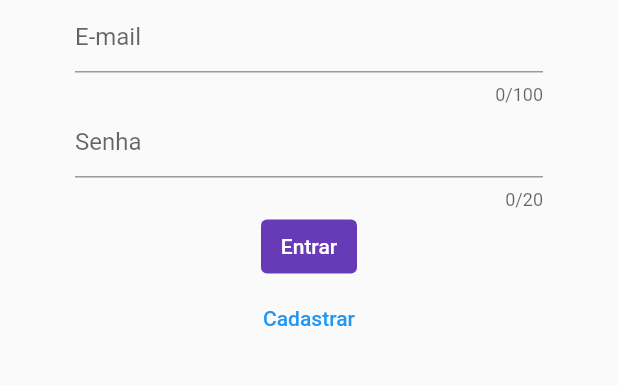
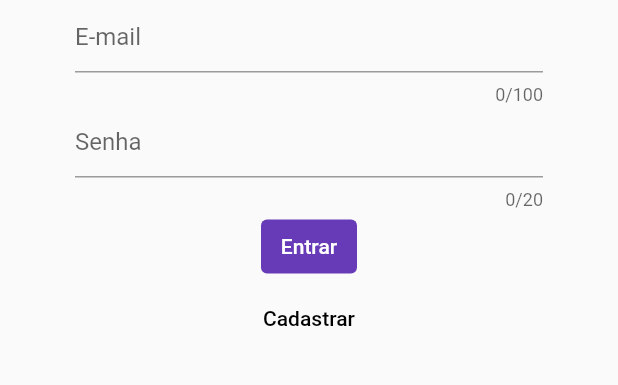
Before and after one commit to splhead/eventApp, a Flutter app: the screen it shows after launch, on a phone screen of 412 x 824 dp, the part 359-744 px from its top. Run offline on Flutter 3.47's test engine with Material 2 defaults, Android fonts, the phone set to English and light mode, and no system bars; our stand-ins replace cloud_firestore, firebase_auth, firebase_core, firebase_database; accounts and stored records are empty.

```diff
--- a/event_app/lib/main.dart
+++ b/event_app/lib/main.dart
@@ -2,5 +2,6 @@ import 'package:event_app/view/event_app.dart';
 import 'package:flutter/material.dart';
 
 void main() {
+  WidgetsFlutterBinding.ensureInitialized();
   runApp(EventApp());
 }
--- a/event_app/lib/model/activity.dart
+++ b/event_app/lib/model/activity.dart
@@ -1,7 +1,7 @@
 import 'package:firebase_database/firebase_database.dart';
 
 class Activity {
-  late String key;
+  String? key;
   late String title;
   late String speaker;
   late String schedule;
--- a/event_app/lib/model/user.dart
+++ b/event_app/lib/model/user.dart
@@ -1,7 +1,9 @@
 import 'package:firebase_database/firebase_database.dart';
+// mudei o nome da classe para não dar conflito com o do firebase
+// não consegui fazer um alias
 
 class MyUser {
-  late String key;
+  String? key;
   late String name;
   late String email;
   late String password;
--- a/event_app/lib/view/event_app.dart
+++ b/event_app/lib/view/event_app.dart
@@ -1,14 +1,36 @@
+import 'dart:developer';
+
 import 'package:event_app/view/login_screen.dart';
+import 'package:event_app/view/splash_screen.dart';
+import 'package:firebase_core/firebase_core.dart';
 import 'package:flutter/material.dart';
 
-class EventApp extends StatelessWidget {
+class EventApp extends StatefulWidget {
   const EventApp({Key? key}) : super(key: key);
 
   @override
+  _EventAppState createState() => _EventAppState();
+}
+
+class _EventAppState extends State<EventApp> {
+  final Future<FirebaseApp> _initialization = Firebase.initializeApp();
+
+  @override
   Widget build(BuildContext context) {
-    return MaterialApp(
-      title: "Nosso evento",
-      home: LoginScreen()
-    );
+    return FutureBuilder(
+        future: _initialization,
+        builder: (context, snapshot) {
+          if (snapshot.hasError) {
+            log('Erro ao inicializar firebase');
+          }
+
+          if (snapshot.connectionState == ConnectionState.done) {
+            return MaterialApp(
+              title: "Nosso Evento",
+              home: LoginScreen(),
+            );
+          }
+          return SplashScreen();
+        });
   }
 }
--- a/event_app/lib/view/login_screen.dart
+++ b/event_app/lib/view/login_screen.dart
@@ -80,6 +80,7 @@ class _LoginScreenState extends State<LoginScreen> {
                     },
                     child: Text(
                       'Cadastrar',
+                      style: TextStyle(color: Colors.black),
                     ),
                   )),
                 ],
--- /dev/null
+++ b/event_app/lib/view/splash_screen.dart
@@ -0,0 +1,26 @@
+import 'package:flutter/material.dart';
+
+class SplashScreen extends StatelessWidget {
+  const SplashScreen({Key? key}) : super(key: key);
+
+  @override
+  Widget build(BuildContext context) {
+    return MaterialApp(
+          home: SafeArea(
+            child: Container(
+              child: Column(
+                children: [
+                  Flexible(
+                      flex: 1,
+                      child: Image.asset(
+                        "assets/images/logo.png",
+                        width: 150,
+                        height: 150,
+                      )),
+                ],
+              ),
+            ),
+          ),
+        );
+  }
+}
```
Also changed, not shown: event_app/lib/controller/activity_controller.dart (+10 -1 lines), event_app/lib/controller/user_controller.dart (+4 -4 lines), event_app/lib/view/activity_screen.dart (+42 -24 lines), event_app/pubspec.yaml (+8 -8 lines), event_app/pubspec.lock.
